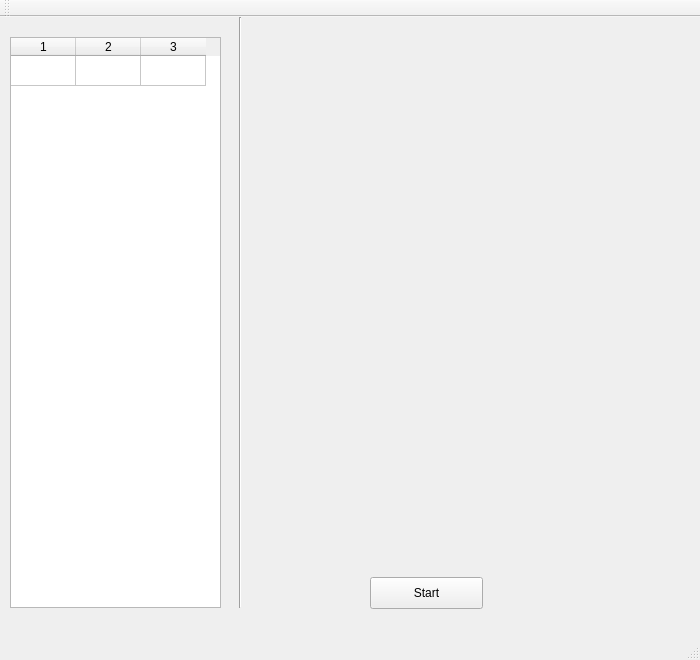
The window that OS_GUI/mainwindow.ui (www10177/OS_Elevator) describes before a commit, drawn with Qt 5.
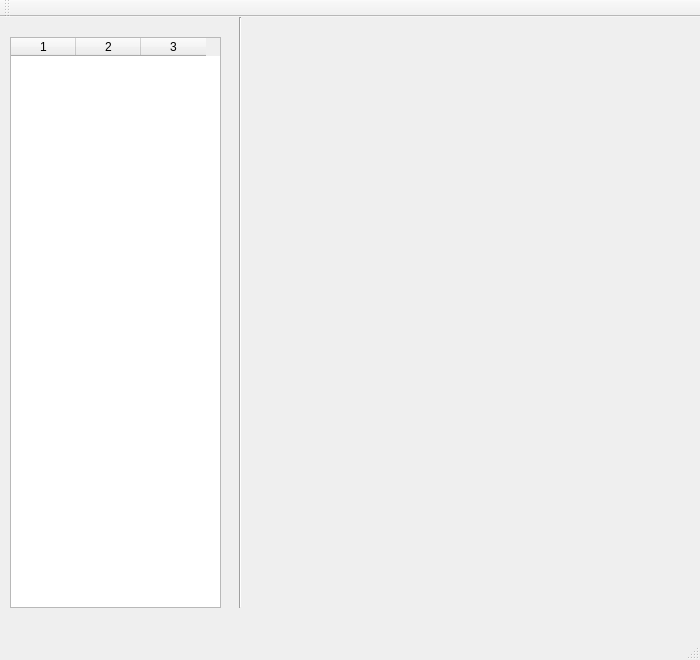
The same window after the commit.

Diff of the .ui file:
```diff
--- a/OS_GUI/mainwindow.ui
+++ b/OS_GUI/mainwindow.ui
@@ -14,19 +14,6 @@
    <string>Elevator</string>
   </property>
   <widget class="QWidget" name="centralWidget">
-   <widget class="QPushButton" name="startButton">
-    <property name="geometry">
-     <rect>
-      <x>370</x>
-      <y>560</y>
-      <width>113</width>
-      <height>32</height>
-     </rect>
-    </property>
-    <property name="text">
-     <string>Start</string>
-    </property>
-   </widget>
    <widget class="QLabel" name="elevator">
     <property name="geometry">
      <rect>
@@ -66,7 +53,7 @@
      </rect>
     </property>
     <property name="rowCount">
-     <number>1</number>
+     <number>0</number>
     </property>
     <property name="columnCount">
      <number>3</number>
@@ -83,7 +70,6 @@
     <attribute name="verticalHeaderHighlightSections">
      <bool>true</bool>
     </attribute>
-    <row/>
     <column/>
     <column/>
     <column/>
@@ -94,7 +80,7 @@
       <x>270</x>
       <y>20</y>
       <width>401</width>
-      <height>521</height>
+      <height>571</height>
      </rect>
     </property>
     <layout class="QGridLayout" name="gridLayout" rowminimumheight="0" columnminimumwidth="0"/>
```
